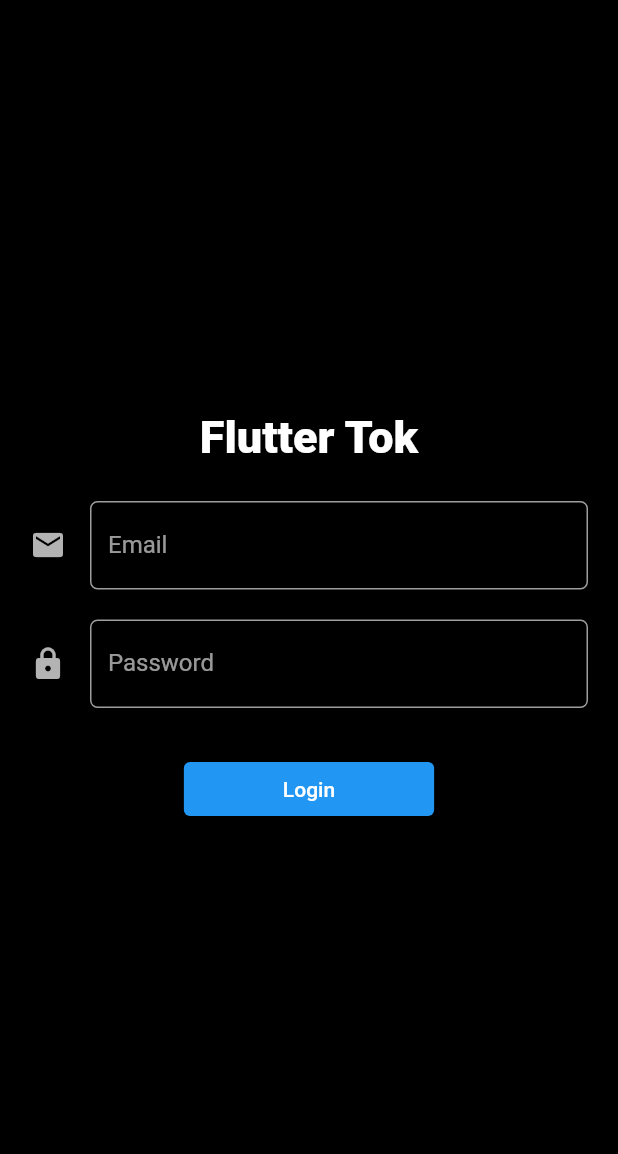
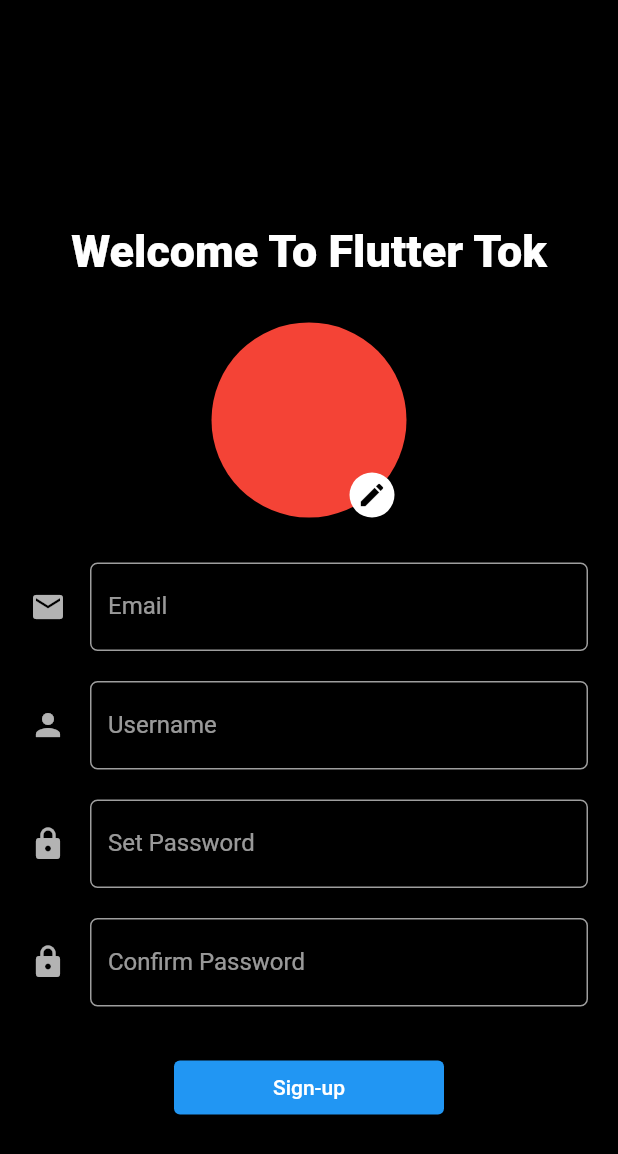
Before and after one commit to musfique113/FlutterTok, a Flutter app: the screen it shows after launch, on a phone screen of 412 x 824 dp. Shown: the top 1154 px of the screen. Run offline on Flutter 3.47's test engine with Material 2 defaults, Android fonts, the phone set to English and light mode, and no system bars.

Commit message:
added the signUp page

```diff
--- a/lib/main.dart
+++ b/lib/main.dart
@@ -1,6 +1,7 @@
 import 'package:flutter/material.dart';
 import 'package:fluttertok/constants.dart';
 import 'package:fluttertok/view/screens/auth/login_screen.dart';
+import 'package:fluttertok/view/screens/auth/signup_screen.dart';
 
 void main() {
   runApp(const MyApp());
@@ -18,7 +19,7 @@ class MyApp extends StatelessWidget {
       theme: ThemeData.dark().copyWith(
         scaffoldBackgroundColor: backgroundColor
       ),
-      home: LoginScreen(),
+      home: SignupScreen(),
     );
   }
 }
--- /dev/null
+++ b/lib/view/screens/auth/signup_screen.dart
@@ -0,0 +1,119 @@
+import 'package:flutter/cupertino.dart';
+import 'package:flutter/material.dart';
+import 'package:fluttertok/view/widgets/glitch.dart';
+
+import '../../widgets/text-input.dart';
+
+class SignupScreen extends StatelessWidget {
+  SignupScreen({Key? key}) : super(key: key);
+  TextEditingController _emailController = new TextEditingController();
+  TextEditingController _setPasswordController = new TextEditingController();
+  TextEditingController _passwordConfirmController =
+      new TextEditingController();
+  TextEditingController _userNameController = new TextEditingController();
+
+  @override
+  Widget build(BuildContext context) {
+    return Scaffold(
+      body: SingleChildScrollView(
+        child: Center(
+          child: Container(
+            margin: EdgeInsets.only(top: 150),
+            alignment: Alignment.center,
+            //const - Constant - Value - String , Int  - Fix Rahega  - Use Karna
+            child: Column(
+              mainAxisAlignment: MainAxisAlignment.center,
+              crossAxisAlignment: CrossAxisAlignment.center,
+              children: [
+                GlithEffect(
+                    child: const Text(
+                  "Welcome To Flutter Tok",
+                  style: TextStyle(fontWeight: FontWeight.w900, fontSize: 30),
+                )),
+                SizedBox(
+                  height: 30,
+                ),
+                Stack(
+                  children: [
+                    const CircleAvatar(
+                      backgroundColor: Colors.red,
+                      radius: 65,
+                    ),
+                    Positioned(
+                        bottom: 0,
+                        right: 8,
+                        child: Container(
+                          padding: EdgeInsets.all(5),
+                          decoration: BoxDecoration(
+                            color: Colors.white,
+                            borderRadius: BorderRadius.circular(45),
+                          ),
+                            child: Icon(
+                          Icons.edit,
+                          size: 20,
+                              color: Colors.black,
+                        )))
+                  ],
+                ),
+                SizedBox(
+                  height: 30,
+                ),
+                Container(
+                  margin: EdgeInsets.symmetric(horizontal: 20),
+                  child: TextInputField(
+                    controller: _emailController,
+                    myLabelText: "Email",
+                    myIcon: Icons.email,
+                  ),
+                ),
+                SizedBox(
+                  height: 20,
+                ),
+                Container(
+                  margin: EdgeInsets.symmetric(horizontal: 20),
+                  child: TextInputField(
+                    controller: _userNameController,
+                    myLabelText: "Username",
+                    myIcon: Icons.person,
+                  ),
+                ),
+                SizedBox(
+                  height: 20,
+                ),
+                Container(
+                  margin: EdgeInsets.symmetric(horizontal: 20),
+                  child: TextInputField(
+                    controller: _setPasswordController,
+                    myLabelText: "Set Password",
+                    myIcon: Icons.lock,
+                    toHide: true,
+                  ),
+                ),
+                SizedBox(
+                  height: 20,
+                ),
+                Container(
+                  margin: EdgeInsets.symmetric(horizontal: 20),
+                  child: TextInputField(
+                    controller: _passwordConfirmController,
+                    myLabelText: "Confirm Password",
+                    myIcon: Icons.lock,
+                    toHide: true,
+                  ),
+                ),
+                SizedBox(
+                  height: 30,
+                ),
+                ElevatedButton(
+                    onPressed: () {},
+                    child: Container(
+                        padding: EdgeInsets.symmetric(horizontal: 50, vertical: 10),
+                        child: Text("Sign-up")))
+              ],
+            ),
+          ),
+        ),
+      ),
+    );
+  }
+}
```
Also changed, not shown: lib/controller/auth_controller.dart (added).
